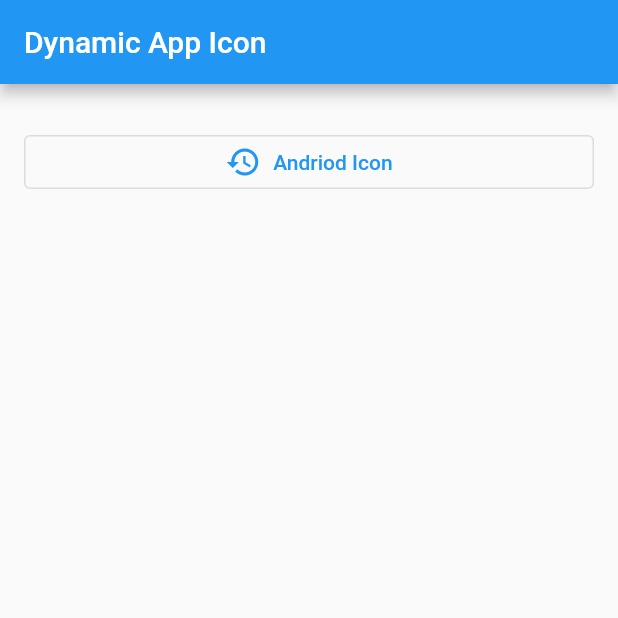
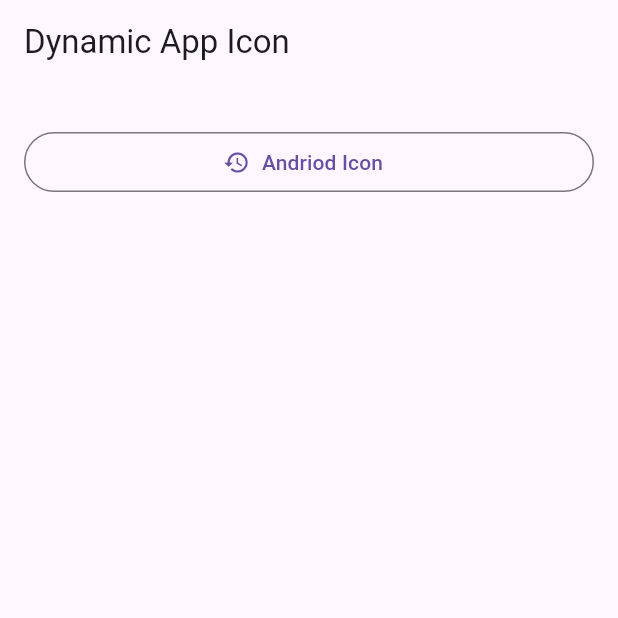
Before and after one commit to bushaHQ/change_icon, a Flutter app: the screen it shows after launch, on a phone screen of 412 x 824 dp, the top half of it. Run offline on Flutter 3.47's test engine with Material 2 defaults, Android fonts, the phone set to English and light mode, and no system bars; our stand-ins replace plugin_platform_interface.

Commit message:
chore: added theme builder

```diff
--- a/example/lib/main.dart
+++ b/example/lib/main.dart
@@ -2,17 +2,35 @@ import 'dart:io';
 
 import 'package:changeicon_example/src/android_config.dart';
 import 'package:changeicon_example/src/ios_configuration.dart';
+import 'package:changeicon_example/src/theme/theme_config.dart';
+import 'package:changeicon_example/src/theme/theme_widget.dart';
 import 'package:flutter/material.dart';
 
-void main() => runApp(const MaterialApp(home: MyApp()));
+void main() => runApp(const MyApp());
 
-class MyApp extends StatelessWidget {
+class MyApp extends StatefulWidget {
   const MyApp({super.key});
 
   @override
+  State<MyApp> createState() => _MyAppState();
+}
+
+class _MyAppState extends State<MyApp> {
+  GlobalKey<ScaffoldState> scaffoldKey = GlobalKey();
+
+  @override
   Widget build(BuildContext context) {
-    GlobalKey<ScaffoldState> scaffoldKey = GlobalKey();
-    return Scaffold(
+    return ThemeWidgetBuilder(
+      builder: (theme) {
+        return MaterialApp(
+          themeMode: theme.themeMode,
+          theme: ThemeData.light(
+            useMaterial3: true,
+          ),
+          darkTheme: ThemeData.dark(
+            useMaterial3: true
+          ),
+          home: Scaffold(
             key: scaffoldKey,
             appBar: AppBar(
               title: const Text('Dynamic App Icon'),
@@ -32,6 +50,9 @@ class MyApp extends StatelessWidget {
                 ],
               ),
             ),
+          ),
+        );
+      },
     );
   }
 }
--- /dev/null
+++ b/example/lib/src/theme/theme_widget.dart
@@ -0,0 +1,38 @@
+import 'package:flutter/material.dart';
+
+import 'theme_config.dart';
+
+typedef ThemeBuilder = Widget Function(
+  ThemeNotifier context,
+);
+
+class ThemeWidgetBuilder extends StatefulWidget {
+  const ThemeWidgetBuilder({
+    Key? key,
+    required this.builder,
+  }) : super(key: key);
+
+  final ThemeBuilder builder;
+
+  @override
+  State<ThemeWidgetBuilder> createState() => _ThemeWidgetBuilderState();
+}
+
+class _ThemeWidgetBuilderState extends State<ThemeWidgetBuilder> {
+  @override
+  void initState() {
+    themeNotifier.addListener(() => mounted ? setState(() {}) : null);
+    super.initState();
+  }
+
+  @override
+  void dispose() {
+    themeNotifier.removeListener(() {});
+    super.dispose();
+  }
+
+  @override
+  Widget build(BuildContext context) {
+    return widget.builder(themeNotifier);
+  }
+}
```
Also changed, not shown: example/lib/src/ios_configuration.dart (+15 -28 lines), example/lib/src/theme/theme_config.dart (added, +14 -0 lines), 1 other file. Lines whose indentation alone changed are shown as unchanged.
